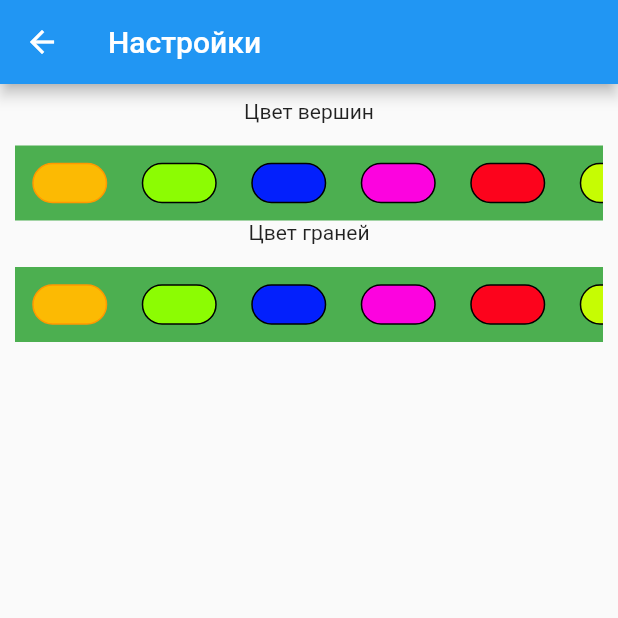
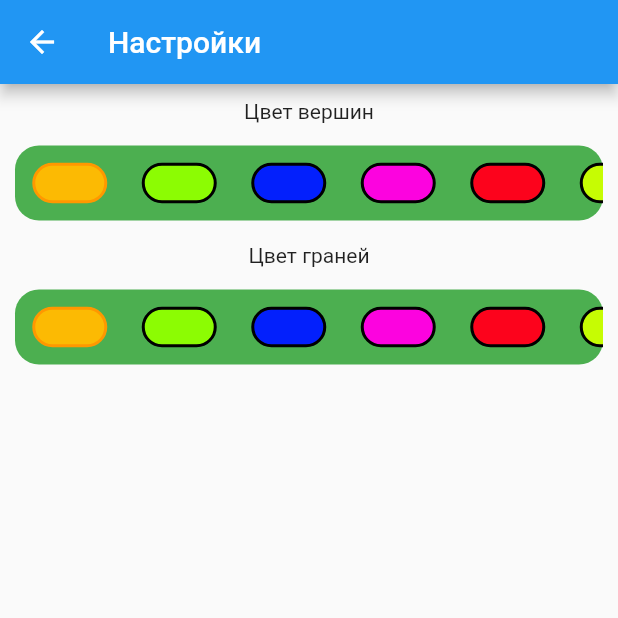
Before and after one commit to DevoidBark2/flutter-graph-app, a Flutter app: the screen it shows after launch, after a tap on the "menu" icon, on a phone screen of 412 x 824 dp, the top half of it. Run offline on Flutter 3.47's test engine with Material 2 defaults, Android fonts, the phone set to English and light mode, and no system bars; our stand-ins replace shared_preferences.

Commit message:
Change in theory_screen.dart

```diff
--- a/lib/graph/graph_view.dart
+++ b/lib/graph/graph_view.dart
@@ -17,8 +17,6 @@ class _GraphViewState extends State<GraphView> {
   late final isCheckedWeight = widget.isCheckedWeight;
   late final isCheckedOriented = widget.isCheckedOriented;
   var N = 0;
-  var storage = SharedPreferences.getInstance();
-
   var colorVertices = 0;
   var colorEdges = 0;
   bool completeGraph(){
@@ -58,12 +56,6 @@ class _GraphViewState extends State<GraphView> {
     }
   }
 
-  // void getIColor() async{
-  //   var storage = await SharedPreferences.getInstance();
-  //   setState(() {
-  //     colorRibs = storage.getInt("index") ?? 0;
-  //   });
-  // }
   void getColorVertices() async{
     var storage = await SharedPreferences.getInstance();
     setState(() {
--- a/lib/screens/settings_screen.dart
+++ b/lib/screens/settings_screen.dart
@@ -64,7 +64,10 @@ class _SettingsScreenState extends State<SettingsScreen> {
               const SizedBox(height: 15),
               Container(
                 height: 50,
-                color: Colors.green,
+                decoration: const BoxDecoration(
+                  color: Colors.green,
+                  borderRadius: BorderRadius.all(Radius.circular(16.0)),
+                ),
                 child: ListView.builder(
                   shrinkWrap: true,
                   scrollDirection: Axis.horizontal,
@@ -81,7 +84,7 @@ class _SettingsScreenState extends State<SettingsScreen> {
                             height: 50,
                             decoration: BoxDecoration(
                                 color: Color(color[index]),
-                                border: index == indexColorVertices ?  Border.all(color: Colors.orange) : Border.all(color: Colors.black),
+                                border: index == indexColorVertices ?  Border.all(color: Colors.orange,width: 2.0) : Border.all(color: Colors.black,width: 2.0),
                                 borderRadius: const BorderRadius.all(Radius.circular(16.0)),
                             ),
                           ),
@@ -91,13 +94,17 @@ class _SettingsScreenState extends State<SettingsScreen> {
               ),
             ],
           ),
+          const SizedBox(height: 15),
           Column(
             children: [
               const Text('Цвет граней'),
               const SizedBox(height: 15),
               Container(
                 height: 50,
-                color: Colors.green,
+                decoration: const BoxDecoration(
+                  color: Colors.green,
+                  borderRadius: BorderRadius.all(Radius.circular(16.0)),
+                ),
                 child: ListView.builder(
                   shrinkWrap: true,
                   scrollDirection: Axis.horizontal,
@@ -114,7 +121,7 @@ class _SettingsScreenState extends State<SettingsScreen> {
                             height: 50,
                             decoration: BoxDecoration(
                               color: Color(color[index]),
-                              border: index == indexColorEdges ?  Border.all(color: Colors.orange) : Border.all(color: Colors.black),
+                              border: index == indexColorEdges ?  Border.all(color: Colors.orange,width: 2.0) : Border.all(color: Colors.black,width: 2.0),
                               borderRadius: const BorderRadius.all(Radius.circular(16.0)),
                             ),
                           ),
@@ -124,32 +131,6 @@ class _SettingsScreenState extends State<SettingsScreen> {
               ),
             ],
           ),
-          // Column(
-          //   children: [
-          //     const Text('Цвет граней'),
-          //     SizedBox(
-          //       height: 50,
-          //       child: ListView.builder(
-          //         shrinkWrap: true,
-          //         scrollDirection: Axis.horizontal,
-          //         itemCount: colors.length,
-          //         itemBuilder: (BuildContext context, int index) =>
-          //             Padding(
-          //               padding: const EdgeInsets.only(right: 5.0),
-          //               child: Container(
-          //                 width: 50,
-          //                 height: 50,
-          //                 decoration: BoxDecoration(
-          //                     color: colors[index],
-          //                     border: Border.all(color: Colors.black),
-          //                     borderRadius: const BorderRadius.all(Radius.circular(16.0)),
-          //                 ),
-          //               ),
-          //             ),
-          //       ),
-          //     ),
-          //   ],
-          // )
         ],
       ),
     );
--- a/lib/screens/theory_screen.dart
+++ b/lib/screens/theory_screen.dart
@@ -5,6 +5,17 @@ class TheoryScreen extends StatelessWidget {
 
   @override
   Widget build(BuildContext context) {
-    return const Text('Теория');
+    return Padding(
+      padding: EdgeInsets.all(10.0),
+      child: RichText(
+        text: TextSpan(
+          children: const <TextSpan>[
+            TextSpan(text: 'Граф', style: TextStyle(fontWeight: FontWeight.bold)),
+            TextSpan(text: " система объектов произвольной природы (вершин) и связок (ребер), соединяющих некоторые пары этих объектов.")
+          ],
+          style: DefaultTextStyle.of(context).style,
+        ),
+      ),
+    );
   }
 }
```
